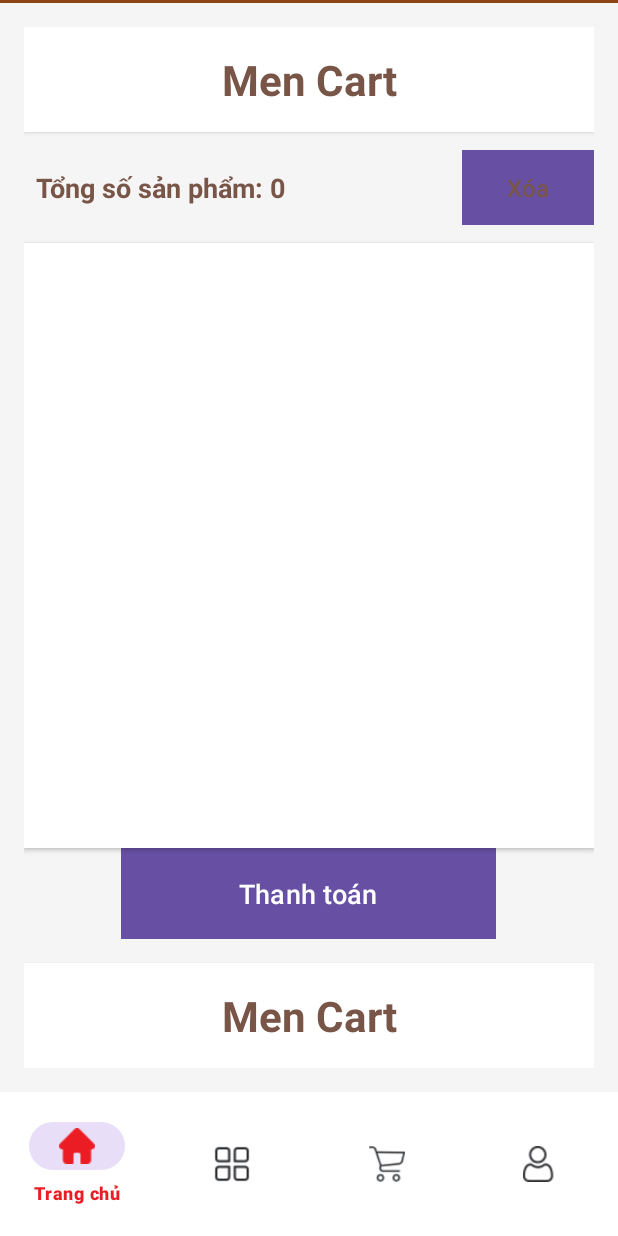
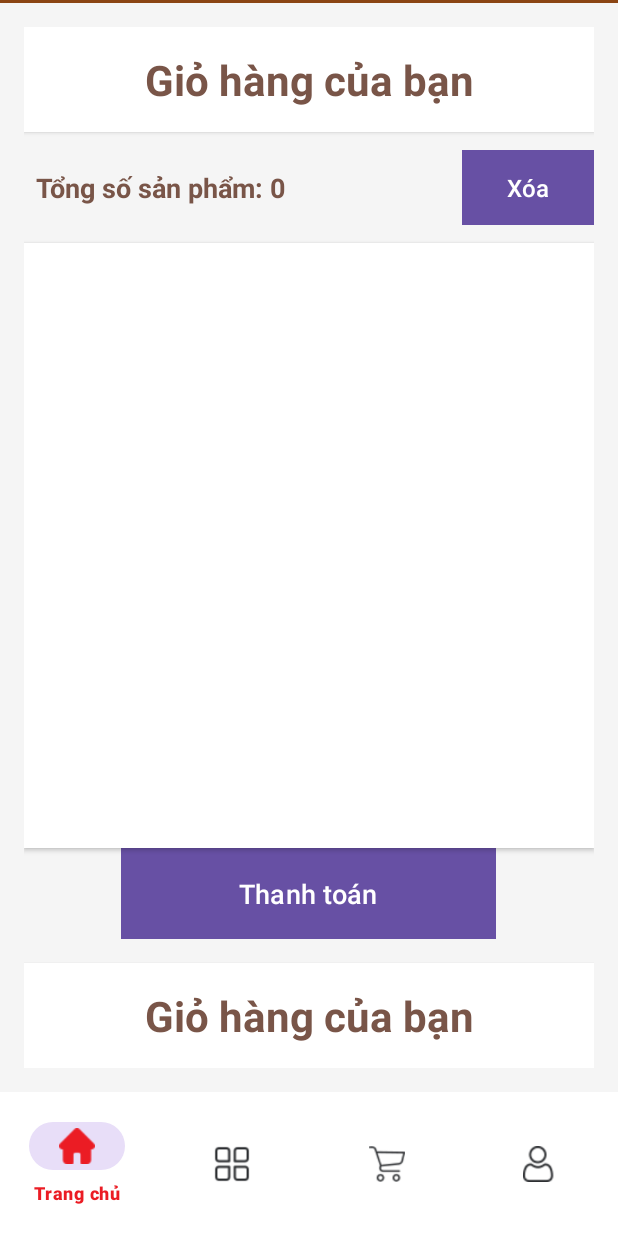
Before and after one commit to marcus1823/Project_PRM, an Android app: the CartFragment screen opened through its navigation route, after a tap on "Xóa", on a phone screen of 412 x 824 dp. Run offline under Robolectric (Android 15) with nearby library versions, the phone set to English and light mode, and no system bars; our stand-ins replace navigation-ui; libraries missing offline, so code that uses them is left out: com.here.sdk; pictures from the network do not load; 6 statements that could not run were skipped.

Commit message:
fix: change banner and update folder google-service

```diff
--- a/app/build.gradle.kts
+++ b/app/build.gradle.kts
@@ -48,6 +48,7 @@ dependencies {
         "include" to listOf("*.aar", "*.jar"),
         "exclude" to listOf("*mock*.jar")
     )))
+    implementation(platform("com.google.firebase:firebase-bom:33.11.0"))
     implementation("com.github.bumptech.glide:glide:4.16.0")
     implementation(libs.legacy.support.v4)
     implementation("androidx.lifecycle:lifecycle-runtime-ktx:2.6.2")
@@ -55,7 +56,7 @@ dependencies {
     implementation("androidx.lifecycle:lifecycle-viewmodel-ktx:2.6.2")
     implementation(libs.navigation.fragment)
     implementation(libs.navigation.ui)
-
+    implementation("com.google.firebase:firebase-analytics")
     annotationProcessor("com.github.bumptech.glide:compiler:4.16.0")
     implementation("com.squareup.retrofit2:retrofit:2.9.0")
     implementation("com.squareup.retrofit2:converter-gson:2.9.0")
--- a/app/src/main/res/layout/fragment_cart.xml
+++ b/app/src/main/res/layout/fragment_cart.xml
@@ -12,7 +12,7 @@
         android:layout_marginBottom="12dp"
         android:background="#FFFFFF"
         android:gravity="center"
-        android:text="Men Cart"
+        android:text="Giỏ hàng của bạn"
         android:textColor="#795548"
         android:textSize="28sp"
         android:textStyle="bold"
@@ -41,7 +41,7 @@
             android:layout_width="wrap_content"
             android:layout_height="wrap_content"
             android:text="Xóa"
-            android:textColor="#795548"
+            android:textColor="#FFFFFF"
             android:textSize="16sp"
             android:padding="10dp"
             android:background="#FFFFFF"
@@ -75,7 +75,7 @@
         android:layout_marginTop="16dp"
         android:background="#FFFFFF"
         android:gravity="center"
-        android:text="Men Cart"
+        android:text="Giỏ hàng của bạn"
         android:textColor="#795548"
         android:textSize="28sp"
         android:textStyle="bold"
--- a/app/src/main/res/layout/fragment_category.xml
+++ b/app/src/main/res/layout/fragment_category.xml
@@ -12,7 +12,7 @@
         android:layout_marginBottom="12dp"
         android:background="#FFFFFF"
         android:gravity="center"
-        android:text="Men Accessories Shop"
+        android:text="Badminton Shop"
         android:textColor="#795548"
         android:textSize="28sp"
         android:textStyle="bold"
@@ -98,7 +98,7 @@
         android:layout_marginTop="12dp"
         android:background="#FFFFFF"
         android:gravity="center"
-        android:text="Men Shop"
+        android:text="Badminton Shop"
         android:textColor="#795548"
         android:textSize="28sp"
         android:textStyle="bold"
--- a/app/src/main/res/layout/fragment_home.xml
+++ b/app/src/main/res/layout/fragment_home.xml
@@ -23,7 +23,7 @@
             android:layout_width="wrap_content"
             android:layout_height="wrap_content"
             android:gravity="center"
-            android:text="Men Accessories Shop"
+            android:text="Badminton Shop"
             android:textColor="#795548"
             android:textSize="24sp"
             android:textStyle="bold"
@@ -61,7 +61,7 @@
                 android:layout_width="match_parent"
                 android:layout_height="wrap_content"
                 android:paddingLeft="10dp"
-                android:text="Bộ sưu tập - MA Collection"
+                android:text="Bộ sưu tập - Badminton Collection"
                 android:textColor="#795548"
                 android:textSize="16sp"
                 android:textStyle="bold"
@@ -85,7 +85,7 @@
                 android:layout_width="match_parent"
                 android:layout_height="150dp"
                 android:scaleType="fitXY"
-                android:src="@drawable/giamgia"
+                android:src="@drawable/badminton_bg"
                 android:contentDescription="Banner giảm giá"
                 android:layout_marginTop="12dp"
                 android:background="#FFFFFF"
```
Also changed, not shown: app/src/main/res/drawable/banner.jpg (deleted), app/src/main/res/drawable/banner1.jpeg (added), app/src/main/res/drawable/banner2.jpeg (added), app/src/main/res/drawable/banner2.jpg (deleted), app/src/main/res/drawable/banner3.jpeg (added), app/src/main/res/drawable/banner3.jpg (deleted), gradle/wrapper/gradle-wrapper.properties, 6 other files.
